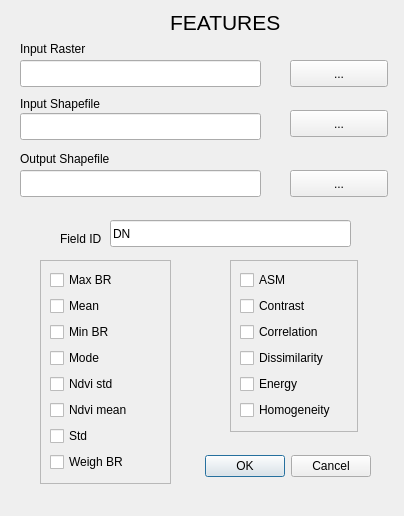
Qt form uis/ui_features.ui (SENSUM-project/sensum_rs_qgis) before a commit.
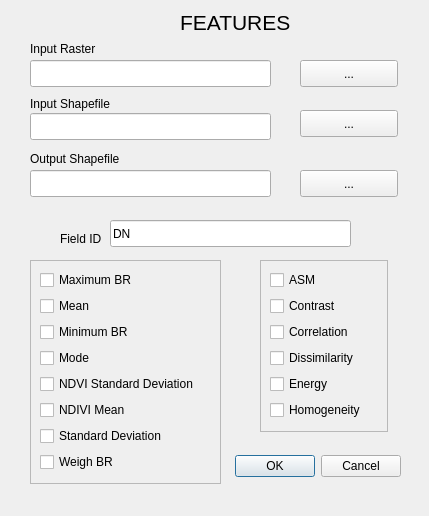
The same form after that commit.

Commit message: Rebuilt interfaces, changed features labels, changed progress bar for dynamic title,

```diff
--- a/uis/ui_features.ui
+++ b/uis/ui_features.ui
@@ -6,7 +6,7 @@
    <rect>
     <x>0</x>
     <y>0</y>
-    <width>404</width>
+    <width>429</width>
     <height>516</height>
    </rect>
   </property>
@@ -16,7 +16,7 @@
   <widget class="QDialogButtonBox" name="buttonBox">
    <property name="geometry">
     <rect>
-     <x>200</x>
+     <x>230</x>
      <y>450</y>
      <width>171</width>
      <height>32</height>
@@ -32,7 +32,7 @@
   <widget class="QLineEdit" name="lineEdit_input">
    <property name="geometry">
     <rect>
-     <x>20</x>
+     <x>30</x>
      <y>60</y>
      <width>241</width>
      <height>27</height>
@@ -42,7 +42,7 @@
   <widget class="QLabel" name="label_input">
    <property name="geometry">
     <rect>
-     <x>20</x>
+     <x>30</x>
      <y>40</y>
      <width>131</width>
      <height>17</height>
@@ -55,7 +55,7 @@
   <widget class="QPushButton" name="pushButton_input">
    <property name="geometry">
     <rect>
-     <x>290</x>
+     <x>300</x>
      <y>60</y>
      <width>98</width>
      <height>27</height>
@@ -68,7 +68,7 @@
   <widget class="QLabel" name="label_training">
    <property name="geometry">
     <rect>
-     <x>20</x>
+     <x>30</x>
      <y>95</y>
      <width>191</width>
      <height>17</height>
@@ -81,7 +81,7 @@
   <widget class="QPushButton" name="pushButton_training">
    <property name="geometry">
     <rect>
-     <x>290</x>
+     <x>300</x>
      <y>110</y>
      <width>98</width>
      <height>27</height>
@@ -94,7 +94,7 @@
   <widget class="QLineEdit" name="lineEdit_training">
    <property name="geometry">
     <rect>
-     <x>20</x>
+     <x>30</x>
      <y>113</y>
      <width>241</width>
      <height>27</height>
@@ -104,7 +104,7 @@
   <widget class="QLabel" name="label_title">
    <property name="geometry">
     <rect>
-     <x>170</x>
+     <x>180</x>
      <y>10</y>
      <width>111</width>
      <height>21</height>
@@ -117,9 +117,9 @@
   <widget class="QFrame" name="frame_spectrals">
    <property name="geometry">
     <rect>
-     <x>40</x>
+     <x>30</x>
      <y>260</y>
-     <width>131</width>
+     <width>191</width>
      <height>224</height>
     </rect>
    </property>
@@ -133,7 +133,7 @@
     <item>
      <widget class="QCheckBox" name="checkBox_maxbr">
       <property name="text">
-       <string>Max BR</string>
+       <string>Maximum BR</string>
       </property>
      </widget>
     </item>
@@ -147,7 +147,7 @@
     <item>
      <widget class="QCheckBox" name="checkBox_minbr">
       <property name="text">
-       <string>Min BR</string>
+       <string>Minimum BR</string>
       </property>
      </widget>
     </item>
@@ -161,21 +161,21 @@
     <item>
      <widget class="QCheckBox" name="checkBox_ndivistd">
       <property name="text">
-       <string>Ndvi std</string>
+       <string>NDVI Standard Deviation</string>
       </property>
      </widget>
     </item>
     <item>
      <widget class="QCheckBox" name="checkBox_ndvimean">
       <property name="text">
-       <string>Ndvi mean</string>
+       <string>NDIVI Mean</string>
       </property>
      </widget>
     </item>
     <item>
      <widget class="QCheckBox" name="checkBox_std">
       <property name="text">
-       <string>Std</string>
+       <string>Standard Deviation</string>
       </property>
      </widget>
     </item>
@@ -191,7 +191,7 @@
   <widget class="QFrame" name="frame_textures">
    <property name="geometry">
     <rect>
-     <x>230</x>
+     <x>260</x>
      <y>260</y>
      <width>128</width>
      <height>172</height>
@@ -251,7 +251,7 @@
   <widget class="QLineEdit" name="lineEdit_output">
    <property name="geometry">
     <rect>
-     <x>20</x>
+     <x>30</x>
      <y>170</y>
      <width>241</width>
      <height>27</height>
@@ -261,7 +261,7 @@
   <widget class="QPushButton" name="pushButton_output">
    <property name="geometry">
     <rect>
-     <x>290</x>
+     <x>300</x>
      <y>170</y>
      <width>98</width>
      <height>27</height>
@@ -274,7 +274,7 @@
   <widget class="QLabel" name="label_output">
    <property name="geometry">
     <rect>
-     <x>20</x>
+     <x>30</x>
      <y>150</y>
      <width>191</width>
      <height>17</height>
```
The commit also changes 20 other files.
